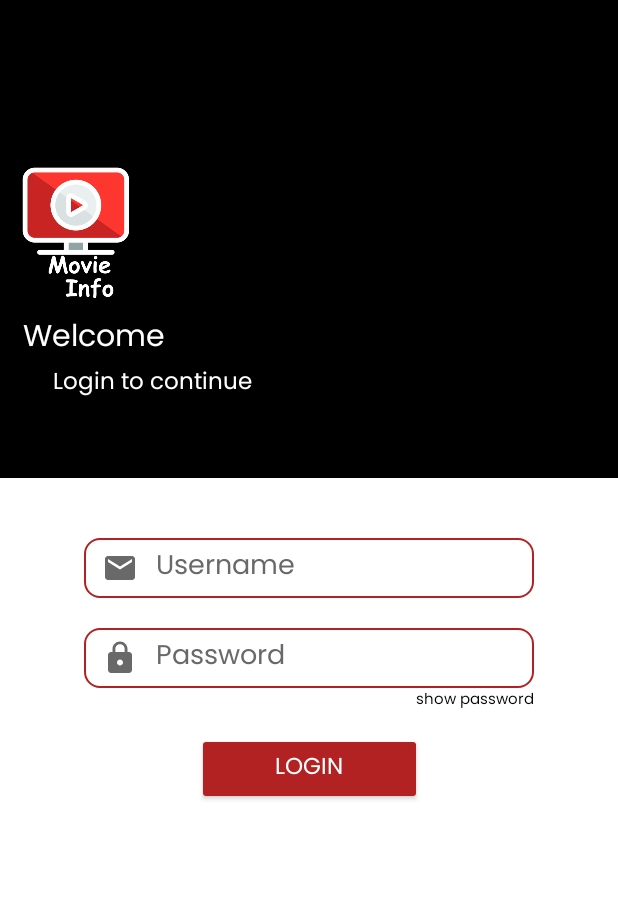
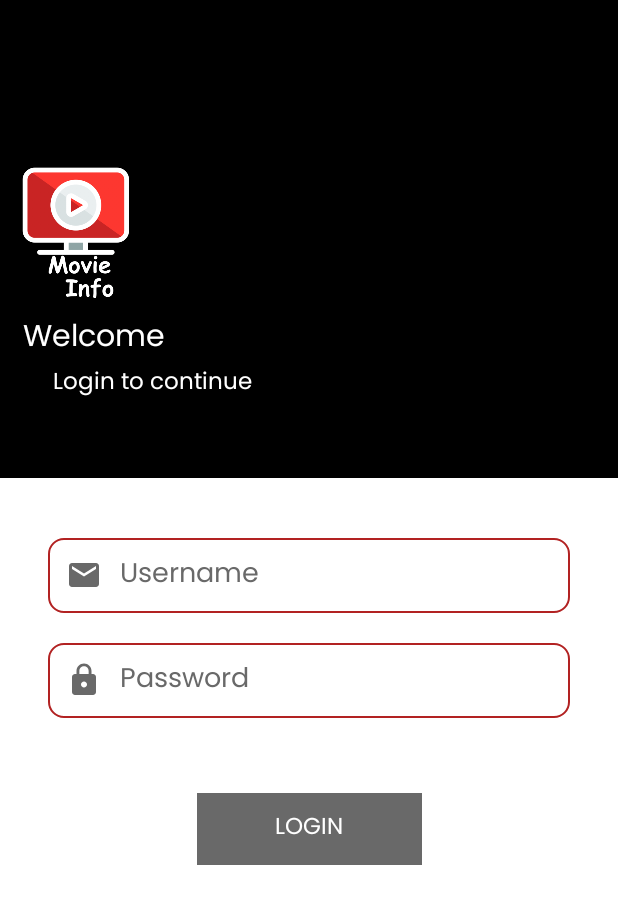
Before and after one commit to psparum/movie-info, an Android app: the screen it shows after launch (LoginActivity), on a phone screen of 412 x 824 dp. Shown: the top 904 px of the screen. Run offline under Robolectric (Android 15) with nearby library versions, the phone set to English and light mode, and no system bars.

Commit message:
update buton login and form validation

```diff
--- a/app/src/main/java/com/arum/movieinfo/LoginActivity.kt
+++ b/app/src/main/java/com/arum/movieinfo/LoginActivity.kt
@@ -2,10 +2,81 @@ package com.arum.movieinfo
 
 import androidx.appcompat.app.AppCompatActivity
 import android.os.Bundle
+import android.text.InputType
+import android.text.method.HideReturnsTransformationMethod
+import android.text.method.PasswordTransformationMethod
+import android.view.View
+import androidx.core.content.ContextCompat
+import androidx.core.widget.addTextChangedListener
+import com.arum.movieinfo.databinding.ActivityLoginBinding
 
 class LoginActivity : AppCompatActivity() {
+
+    lateinit var binding: ActivityLoginBinding
+    private var isShowPassword = false
+    private var isUsernameEmpty = false
+    private var isPasswordEmpty = false
+
     override fun onCreate(savedInstanceState: Bundle?) {
         super.onCreate(savedInstanceState)
-        setContentView(R.layout.activity_login)
+        binding = ActivityLoginBinding.inflate(layoutInflater)
+        setContentView(binding.root)
+
+        initView()
+    }
+
+    private fun initView() {
+        binding.apply {
+            etPassword.addTextChangedListener {
+                it?.let {
+                    if (it.isNotEmpty()) {
+                        tvShowpw.visibility = View.VISIBLE
+                        isPasswordEmpty = true
+                    }else {
+                        tvShowpw.visibility = View.GONE
+                        isPasswordEmpty = false
+                    }
+
+                    if (isUsernameEmpty && isPasswordEmpty) {
+                        btnLogin.isEnabled = true
+                        btnLogin.setBackgroundColor(ContextCompat.getColor(this@LoginActivity, R.color.merah_bata))
+                    }else {
+                        btnLogin.isEnabled = false
+                        btnLogin.setBackgroundColor(ContextCompat.getColor(this@LoginActivity, R.color.abu_tua))
+                    }
+                }
+            }
+
+            etUsername.addTextChangedListener {
+                it?.let {
+                    if (it.isNotEmpty()) {
+                        isUsernameEmpty = true
+                    }else {
+                        isUsernameEmpty = false
+                    }
+
+                    if (isUsernameEmpty && isPasswordEmpty) {
+                        btnLogin.isEnabled = true
+                        btnLogin.setBackgroundColor(ContextCompat.getColor(this@LoginActivity, R.color.merah_bata))
+                    }else {
+                        btnLogin.isEnabled = false
+                        btnLogin.setBackgroundColor(ContextCompat.getColor(this@LoginActivity, R.color.abu_tua))
+                    }
+                }
+            }
+
+            tvShowpw.setOnClickListener {
+                if (!isShowPassword) { // false
+                    tvShowpw.text = "Hide password"
+                    isShowPassword = true
+                    etPassword.transformationMethod = HideReturnsTransformationMethod.getInstance()
+                }else { // true
+                    tvShowpw.text = "Show password"
+                    isShowPassword = false
+                    etPassword.transformationMethod = PasswordTransformationMethod.getInstance()
+                }
+                etPassword.setSelection(etPassword.length())
+            }
+        }
     }
 }
--- a/app/src/main/res/layout/activity_login.xml
+++ b/app/src/main/res/layout/activity_login.xml
@@ -83,17 +83,17 @@
 
                 <EditText
                     android:id="@+id/etUsername"
-                    android:layout_width="300dp"
-                    android:layout_height="40dp"
+                    android:layout_width="match_parent"
+                    android:layout_height="50dp"
                     android:layout_marginTop="40dp"
+                    android:layout_marginStart="32dp"
+                    android:layout_marginEnd="32dp"
                     android:background="@drawable/border_edittext"
                     android:drawableStart="@drawable/ic_baseline_email_24"
                     android:drawablePadding="12dp"
                     android:ems="10"
                     android:hint="Username"
-                    android:inputType="textEmailAddress"
-                    android:lines="1"
-                    android:maxLines="1"
+                    android:inputType="text"
                     android:paddingStart="12dp"
                     android:paddingEnd="12dp"
                     android:textColor="@color/black"
@@ -116,17 +116,16 @@
 
                 <EditText
                     android:id="@+id/etPassword"
-                    android:layout_width="300dp"
-                    android:layout_height="40dp"
+                    android:layout_width="match_parent"
+                    android:layout_height="50dp"
                     android:layout_marginTop="20dp"
+                    android:layout_marginStart="32dp"
+                    android:layout_marginEnd="32dp"
                     android:background="@drawable/border_edittext"
                     android:drawableStart="@drawable/ic_baseline_lock_24"
                     android:drawablePadding="12dp"
-                    android:ems="10"
                     android:hint="Password"
                     android:inputType="textPassword"
-                    android:lines="1"
-                    android:maxLines="1"
                     android:paddingStart="12dp"
                     android:paddingEnd="12dp"
                     android:textColor="@color/black"
@@ -148,17 +147,23 @@
                     android:id="@+id/tvShowpw"
                     android:layout_width="wrap_content"
                     android:layout_height="wrap_content"
-                    android:text="show password"
-                    android:textColor="@color/black"
-                    android:textSize="10sp"
+                    android:layout_marginTop="16dp"
+                    android:text="Show password"
+                    android:visibility="gone"
+                    tools:visibility="visible"
+                    android:textColor="@color/abu_tua"
+                    app:fontFamily="@font/poppins_regular"
+                    android:textSize="12sp"
                     app:layout_constraintEnd_toEndOf="@id/etPassword"
                     app:layout_constraintTop_toBottomOf="@id/etPassword" />
 
                 <Button
                     android:layout_width="150dp"
                     android:layout_height="wrap_content"
-                    android:layout_marginTop="30dp"
-                    android:backgroundTint="@color/merah_bata"
+                    android:id="@+id/btnLogin"
+                    android:layout_marginTop="50dp"
+                    android:background="@color/abu_tua"
+                    android:enabled="false"
                     android:text="LOGIN"
                     android:fitsSystemWindows="true"
                     android:textColor="@color/white"
--- a/app/src/main/res/values-night/themes.xml
+++ b/app/src/main/res/values-night/themes.xml
@@ -13,6 +13,9 @@
         <item name="android:statusBarColor" tools:targetApi="l">@color/black</item>
         <!-- Customize your theme here. -->
         <item name="android:textColor">@color/white</item>
+
         <item name="fontFamily">@font/poppins_regular</item>
+        <item name="android:fontFamily">@font/poppins_regular</item>
+
     </style>
 </resources>
--- a/app/src/main/res/values/themes.xml
+++ b/app/src/main/res/values/themes.xml
@@ -14,7 +14,7 @@
 
         <item name="android:textColor">@color/white</item>
         <item name="fontFamily">@font/poppins_regular</item>
-
+        <item name="android:fontFamily">@font/poppins_regular</item>
 <!--        <item name="colorControlNormal">#d32f2f</item>-->
 <!--        <item name="colorControlActivated">#ff5722</item>-->
 <!--        <item name="colorControlHighlight">#f44336</item>-->
```
